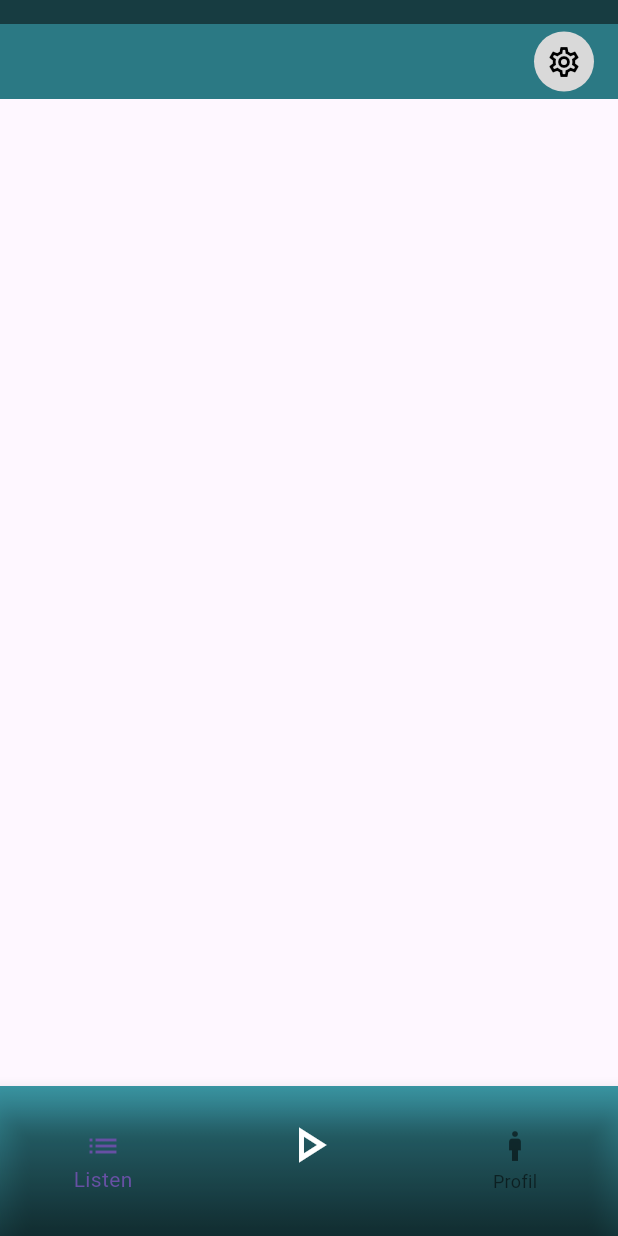
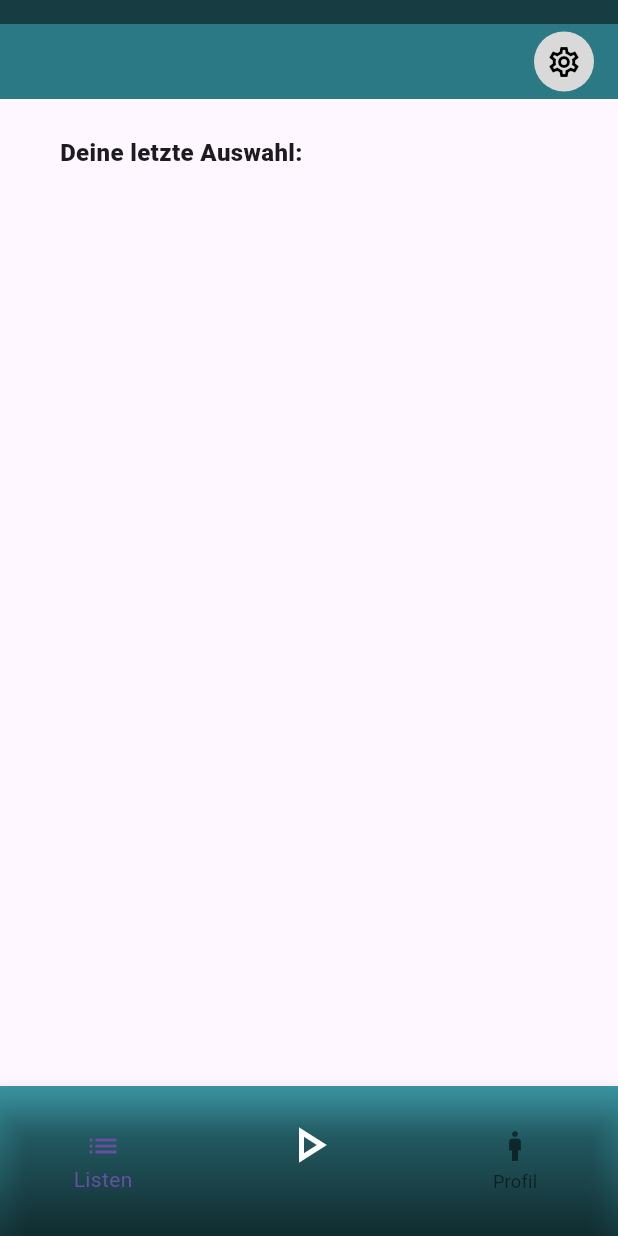
Before and after one commit to Selihei/Projektrelevant, a Flutter app: the screen it shows after launch, on a phone screen of 412 x 824 dp. Run offline on Flutter 3.47's test engine with Material 3 defaults, Android fonts, the phone set to English and light mode, and no system bars.

Commit message:
added first Text

```diff
--- a/flutterscreens/lib/main.dart
+++ b/flutterscreens/lib/main.dart
@@ -21,8 +21,21 @@ class MainApp extends StatelessWidget {
           mainAxisSize: MainAxisSize.max,
           children: [
             SettingsButtonContainer(),
+            SizedBox(width: double.infinity, height: 24),
+             Container(
+              alignment: Alignment.centerLeft,
+               padding: const EdgeInsets.only(left: 40),
+               child: const Text(
+                 'Deine letzte Auswahl:',
+                 style: TextStyle(
+                   fontWeight: FontWeight.w900,
+                   fontSize: 16,
+                 ),
+               ),
+             ),
+         //   Text("Deine letzte Auswahl", ),
           ],
-          //child: Text('Hello Wrd!'),
+
         ),
           bottomNavigationBar:
           Column(
```
